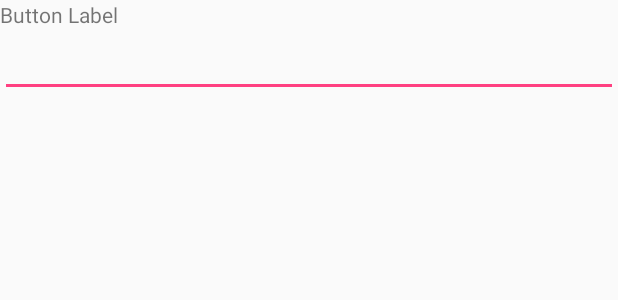
After one commit to ryanturner/vulcan-unus, an Android app: the layout button_settings_layout.xml on its own in the app's theme, with its tools: preview values and no code run, on a phone screen of 412 x 824 dp. The commit adds this screen. Shown: the top 300 px of the screen. Run offline under Robolectric (Android 15) with nearby library versions, the light colour scheme and no system bars.

Commit message:
Made buttons movable, changed fragments/viewgroups to allow additional fragments to be loaded at runtime

```diff
--- a/vulcanus-dux-android/mobile/build.gradle
+++ b/vulcanus-dux-android/mobile/build.gradle
@@ -31,5 +31,6 @@ dependencies {
     compile 'com.squareup.okhttp:okhttp:2.4.0'
     compile 'com.google.code.gson:gson:2.3'
     compile 'com.squareup.retrofit:converter-gson:2.0.0-beta2'
+    compile 'com.jmedeisis:draglinearlayout:1.1.0'
 
 }
--- a/vulcanus-dux-android/mobile/src/main/java/co/vulcanus/dux/util/Constants.java
+++ b/vulcanus-dux-android/mobile/src/main/java/co/vulcanus/dux/util/Constants.java
@@ -19,5 +19,5 @@ public class Constants {
     public static final String EMBEDDED_NUMBER_OF_RELAYS_DEFAULT = "8";
     public static final String EMBEDDED_FIRST_PIN_DEFAULT = "2";
     public static final boolean EMBEDDED_REVERSE_LOGIC_DEFAULT = true;
-
+    public static final String MAIN_ACTIVITY_FRAGMENT_TAG = "mainActivityFragment";
 }
--- /dev/null
+++ b/vulcanus-dux-android/mobile/src/main/res/layout/button_settings_layout.xml
@@ -0,0 +1,16 @@
+<?xml version="1.0" encoding="utf-8"?>
+<LinearLayout xmlns:android="http://schemas.android.com/apk/res/android"
+    android:orientation="vertical" android:layout_width="match_parent"
+    android:layout_height="match_parent">
+
+    <TextView
+        android:layout_width="wrap_content"
+        android:layout_height="wrap_content"
+        android:text="Button Label"
+        android:id="@+id/textView" />
+
+    <EditText
+        android:layout_width="match_parent"
+        android:layout_height="wrap_content"
+        android:id="@+id/editText" />
+</LinearLayout>
--- a/vulcanus-dux-android/mobile/src/main/res/menu/menu_main.xml
+++ b/vulcanus-dux-android/mobile/src/main/res/menu/menu_main.xml
@@ -3,4 +3,6 @@
     xmlns:tools="http://schemas.android.com/tools" tools:context=".MainActivity">
     <item android:id="@+id/action_settings" android:title="@string/action_settings"
         android:orderInCategory="100" app:showAsAction="never" />
+    <item android:id="@+id/action_edit_layout" android:title="@string/edit_layout"
+        android:orderInCategory="101" app:showAsAction="always" />
 </menu>
--- /dev/null
+++ b/vulcanus-dux-android/mobile/src/main/res/values/ids.xml
@@ -0,0 +1,4 @@
+<?xml version="1.0" encoding="utf-8"?>
+<resources>
+    <item name="main_activity_viewgroup" type="id"/>
+</resources>
```
Also changed, not shown: vulcanus-dux-android/mobile/src/main/java/co/vulcanus/dux/ui/activity/MainActivity.java (+21 -1 lines), vulcanus-dux-android/mobile/src/main/java/co/vulcanus/dux/ui/fragment/ButtonSettingsFragment.java (added, +30 -0 lines), vulcanus-dux-android/mobile/src/main/java/co/vulcanus/dux/ui/fragment/MainActivityFragment.java (+50 -10 lines), vulcanus-dux-android/mobile/src/main/res/layout/activity_main.xml (+10 -2 lines), vulcanus-dux-android/mobile/src/main/res/layout/content_main.xml (deleted, +0 -7 lines), vulcanus-dux-android/mobile/src/main/res/layout/fragment_main.xml (+7 -7 lines), vulcanus-dux-android/mobile/src/main/res/values/strings.xml (+2 -8 lines), 1 other file.
